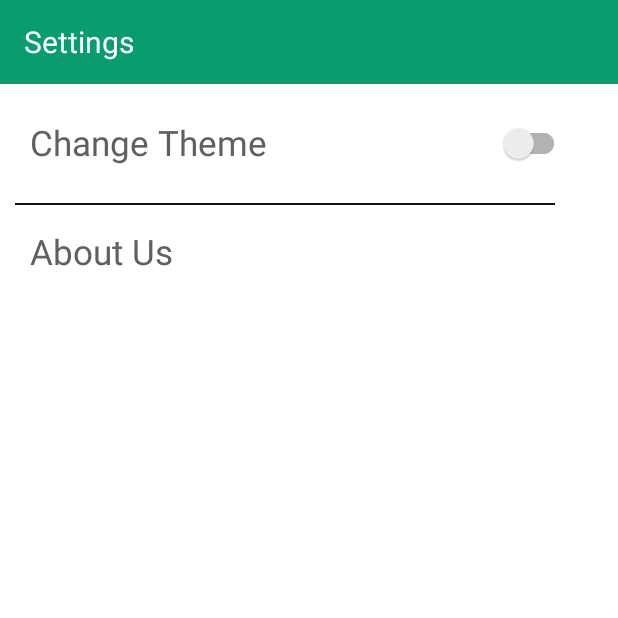
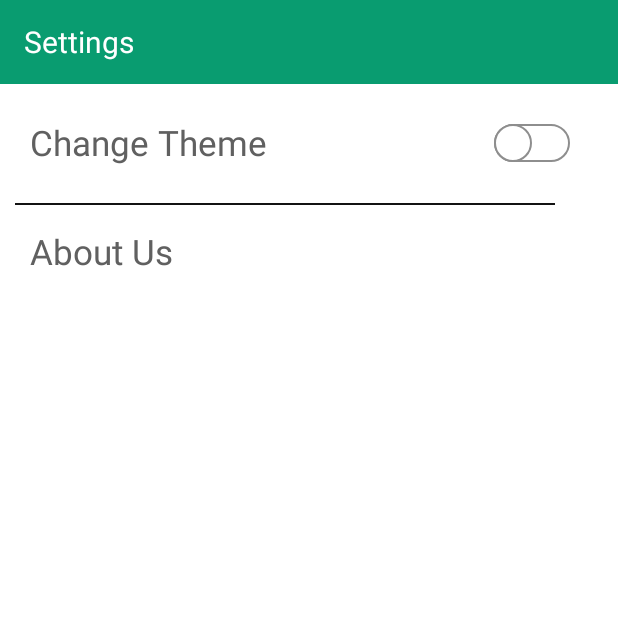
Before and after one commit to yasczzn/vaccine-andro-app, an Android app: the screen it shows after launch once a user with an empty profile is signed in (MainActivity), in the side drawer, after a tap on "Pengaturan", on a phone screen of 412 x 824 dp, the top half of it. Run offline under Robolectric (Android 15) with nearby library versions, the phone set to English and light mode, and no system bars; our stand-ins replace Firebase (no records; nobody signed in at launch, a user with empty details on screens opened directly), navigation-ui.

Commit message:
Add thumb.xml and track.xml
Add thumb.xml and track.xml for better app UI switch and deleted menu_camera.xml and menu_slideshow.xml

```diff
--- /dev/null
+++ b/app/src/main/res/drawable/thumb.xml
@@ -0,0 +1,10 @@
+<shape xmlns:android="http://schemas.android.com/apk/res/android"
+    android:shape="oval">
+    <solid android:color="@color/white"/>
+    <size
+        android:width="25dp"
+        android:height="25dp" />
+    <stroke
+        android:width="1dp"
+        android:color="#8E8E8E" />
+</shape>
--- /dev/null
+++ b/app/src/main/res/drawable/track.xml
@@ -0,0 +1,24 @@
+<?xml version="1.0" encoding="utf-8"?>
+<selector xmlns:android="http://schemas.android.com/apk/res/android">
+
+    <item android:state_checked="false">
+        <shape android:shape="rectangle">
+            <solid android:color="@color/white"/>
+            <corners android:radius="100dp"/>
+            <stroke
+                android:width="1dp"
+                android:color="#8E8E8E" />
+        </shape>
+    </item>
+
+    <item android:state_checked="true">
+        <shape android:shape="rectangle">
+            <solid android:color="#14A278"/>
+            <corners android:radius="100dp"/>
+            <stroke
+                android:width="1dp"
+                android:color="#8E8E8E" />
+        </shape>
+    </item>
+
+</selector>
--- a/app/src/main/res/layout/fragment_settings.xml
+++ b/app/src/main/res/layout/fragment_settings.xml
@@ -34,6 +34,8 @@
             android:text="Change Theme"
             android:textColor="?attr/metaTextColor"
             android:textSize="23dp"
+            android:thumb="@drawable/thumb"
+            app:track="@drawable/track"
             android:layout_marginTop="15dp" />
 
         <View
```
Also changed, not shown: app/src/main/res/drawable-v21/ic_menu_camera.xml (deleted, +0 -12 lines), app/src/main/res/drawable-v21/ic_menu_slideshow.xml (deleted, +0 -9 lines).
